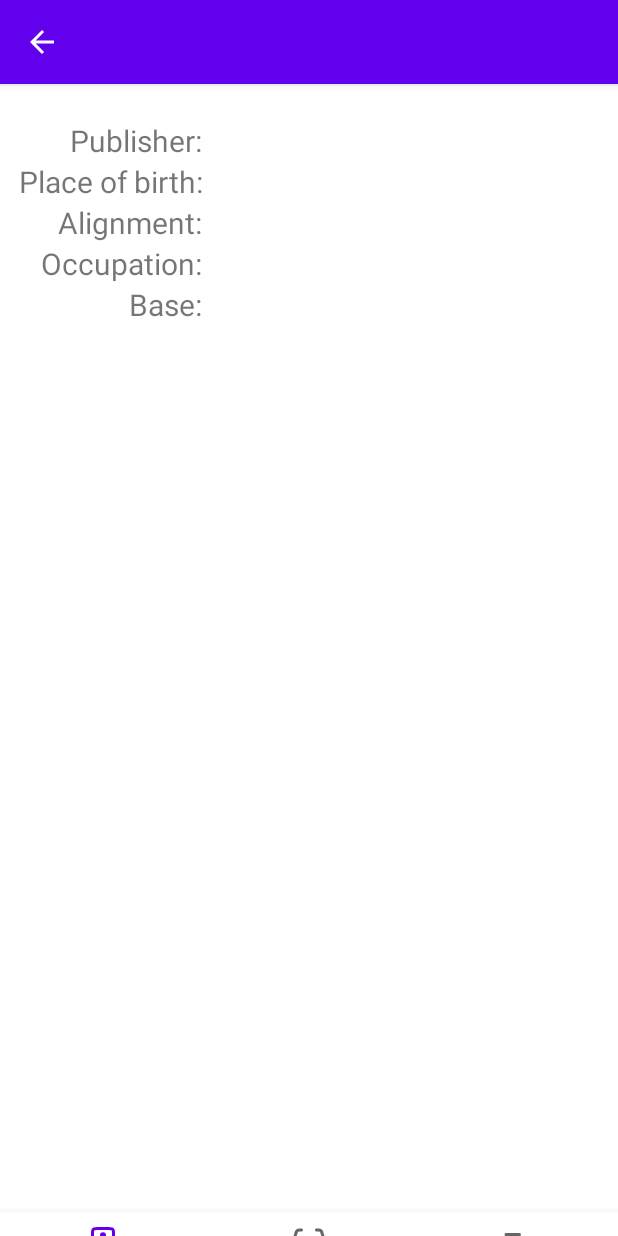
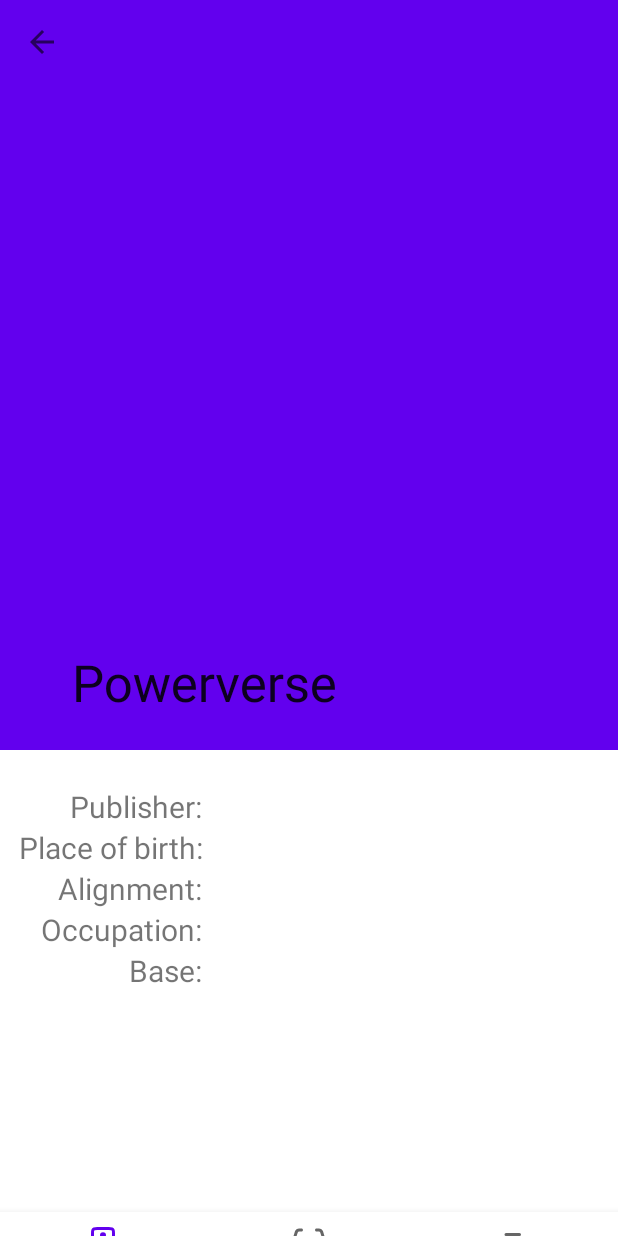
Before and after one commit to BasurKING23/Powerverse, an Android app: the DetailActivity screen opened directly, with no data from a screen before it, on a phone screen of 412 x 824 dp. Run offline under Robolectric (Android 15) with nearby library versions, the phone set to English and light mode, and no system bars; our stand-ins replace Picasso; pictures from the network do not load; 1 statement that could not run was skipped.

Commit message:
funcionamiento al 95%

```diff
--- a/app/src/main/java/com/angel/powerverse/activity/DetailsActivity.kt
+++ b/app/src/main/java/com/angel/powerverse/activity/DetailsActivity.kt
@@ -29,6 +29,7 @@ class DetailActivity : AppCompatActivity() {
         super.onCreate(savedInstanceState)
         enableEdgeToEdge()
         binding = ActivityDetailsBinding.inflate(layoutInflater)
+        //binding.title = superhero.name
         setContentView(binding.root)
 
         setSupportActionBar(binding.toolbar)
--- a/app/src/main/res/layout/activity_details.xml
+++ b/app/src/main/res/layout/activity_details.xml
@@ -8,17 +8,15 @@
     android:fitsSystemWindows="true">
 
     <com.google.android.material.appbar.AppBarLayout
-        android:id="@+id/toolbarLayout"
+        android:id="@+id/toolbar_layout"
         android:layout_width="match_parent"
         android:layout_height="wrap_content"
-        android:fitsSystemWindows="true"
-
-        android:theme="@style/ThemeOverlay.AppCompat.Dark.ActionBar">
+        android:fitsSystemWindows="true">
 
         <com.google.android.material.appbar.CollapsingToolbarLayout
-            android:id="@+id/toolbar_layout"
+            android:id="@+id/Layout_collapsing"
             android:layout_width="match_parent"
-            android:layout_height="match_parent"
+            android:layout_height="wrap_content"
             android:fitsSystemWindows="true"
             app:contentScrim="?attr/colorPrimary"
             app:expandedTitleMarginEnd="64dp"
@@ -28,10 +26,10 @@
             <ImageView
                 android:id="@+id/pictureImageView"
                 android:layout_width="match_parent"
-                android:layout_height="match_parent"
+                android:layout_height="500dp"
                 android:fitsSystemWindows="true"
                 android:scaleType="centerCrop"
-                app:layout_collapseMode="parallax" />
+                app:layout_collapseMode="parallax"/>
 
             <androidx.appcompat.widget.Toolbar
                 android:id="@+id/toolbar"
```
